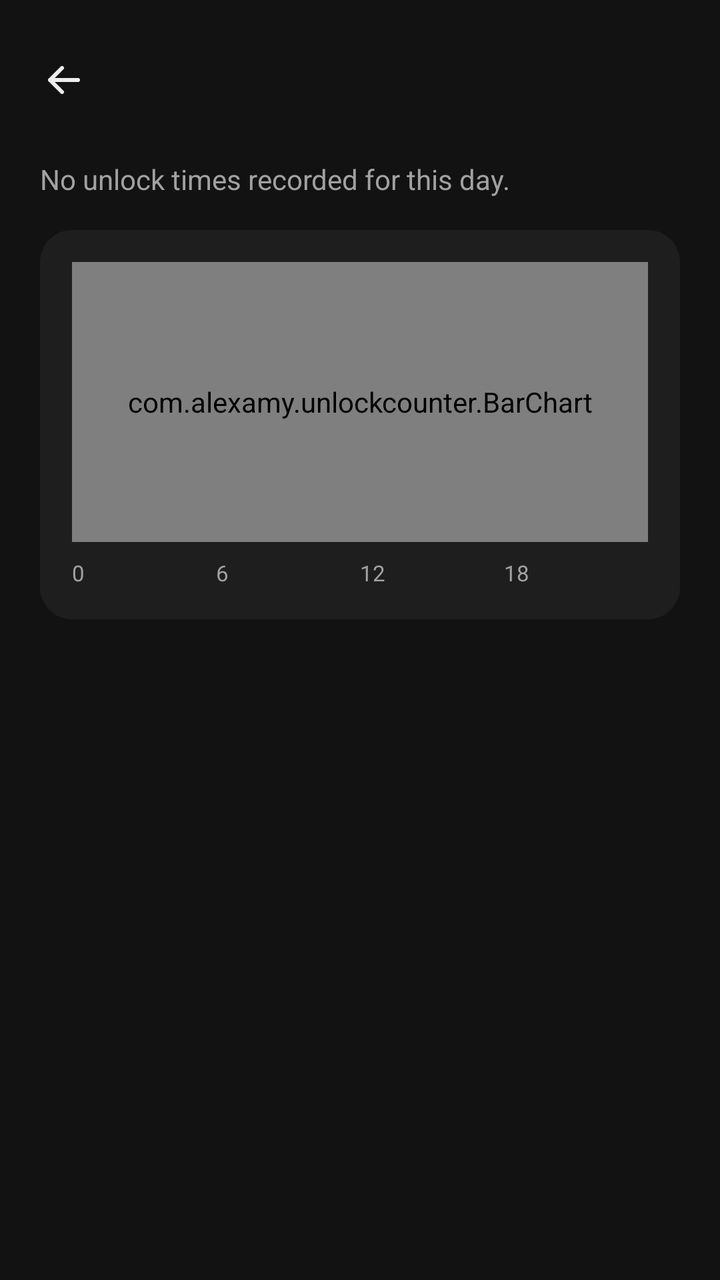
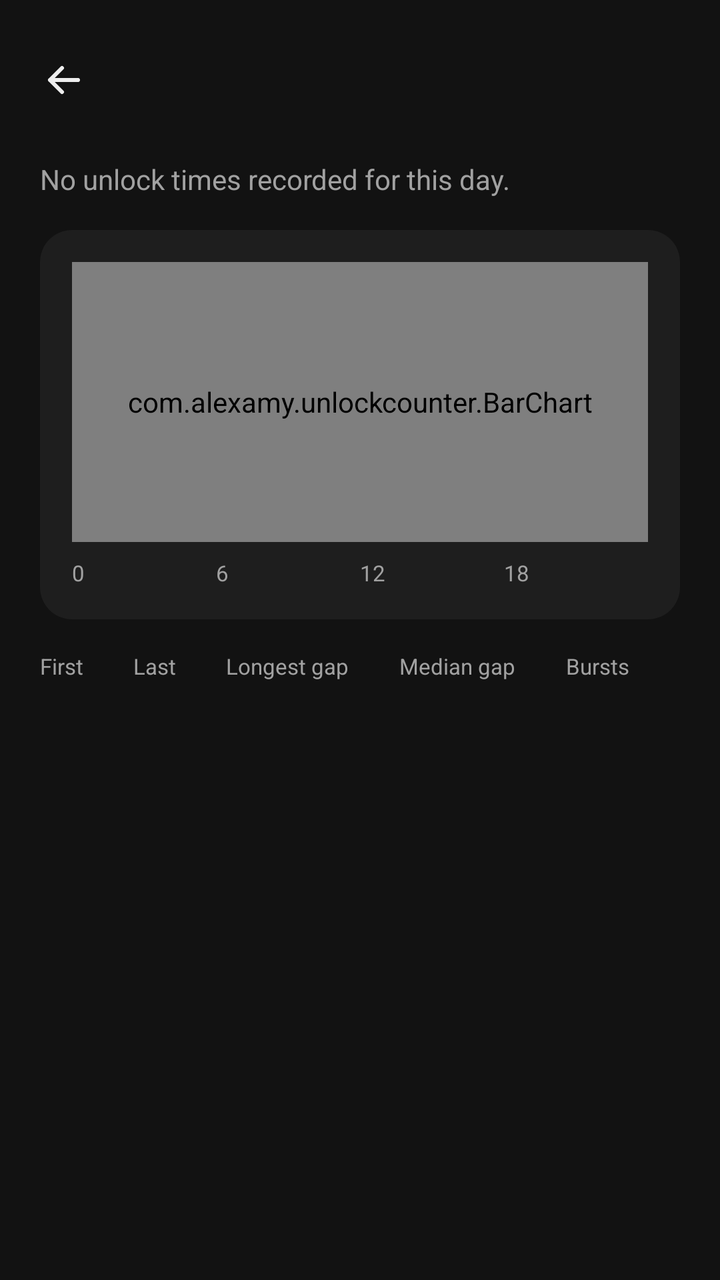

Compare the two renders of this Android layout. The source of the first and the diff that turns it into the second are given below.
<!-- AndroidManifest.xml: activity theme AppTheme -->
<!-- res/layout/activity_day.xml -->
<?xml version="1.0" encoding="utf-8"?>
<LinearLayout xmlns:android="http://schemas.android.com/apk/res/android"
    android:id="@+id/root"
    android:layout_width="match_parent"
    android:layout_height="match_parent"
    android:orientation="vertical">

    <LinearLayout
        android:layout_width="match_parent"
        android:layout_height="wrap_content"
        android:layout_marginTop="16dp"
        android:gravity="center_vertical"
        android:orientation="horizontal"
        android:paddingHorizontal="8dp">

        <ImageButton
            android:id="@+id/back"
            style="@style/Spot"
            android:layout_width="48dp"
            android:layout_height="48dp"
            android:background="?android:attr/selectableItemBackgroundBorderless"
            android:contentDescription="@string/back"
            android:src="@drawable/ic_back"
            android:tint="@color/text" />

        <TextView
            android:id="@+id/title"
            android:layout_width="0dp"
            android:layout_height="wrap_content"
            android:layout_marginStart="4dp"
            android:layout_weight="1"
            android:accessibilityHeading="true"
            android:textColor="@color/text"
            android:textSize="24sp"
            android:textStyle="bold" />
    </LinearLayout>

    <TextView
        android:id="@+id/day_empty"
        android:layout_width="match_parent"
        android:layout_height="wrap_content"
        android:paddingHorizontal="20dp"
        android:paddingTop="16dp"
        android:text="@string/day_no_times"
        android:textColor="@color/text_muted"
        android:textSize="14sp" />

    <LinearLayout
        android:id="@+id/day_content"
        android:layout_width="match_parent"
        android:layout_height="match_parent"
        android:orientation="vertical"
        android:paddingHorizontal="20dp">

        <LinearLayout
            android:layout_width="match_parent"
            android:layout_height="wrap_content"
            android:layout_marginVertical="16dp"
            android:background="@drawable/bg_card"
            android:orientation="vertical"
            android:padding="16dp">

            <com.alexamy.unlockcounter.BarChart
                android:id="@+id/hours"
                android:layout_width="match_parent"
                android:layout_height="140dp" />

            <LinearLayout
                android:layout_width="match_parent"
                android:layout_height="wrap_content"
                android:layout_marginTop="8dp"
                android:importantForAccessibility="noHideDescendants"
                android:orientation="horizontal">

                <TextView style="@style/HourLabel" android:text="0" />
                <TextView style="@style/HourLabel" android:text="6" />
                <TextView style="@style/HourLabel" android:text="12" />
                <TextView style="@style/HourLabel" android:text="18" />
            </LinearLayout>
        </LinearLayout>

        <TextView
            android:id="@+id/partial"
            android:layout_width="match_parent"
            android:layout_height="wrap_content"
            android:layout_marginBottom="8dp"
            android:textColor="@color/text_muted"
            android:textSize="13sp" />

        <ListView
            android:id="@+id/times"
            android:layout_width="match_parent"
            android:layout_height="0dp"
            android:layout_weight="1"
            android:divider="@color/surface_high"
            android:dividerHeight="1dp" />
    </LinearLayout>
</LinearLayout>
<!-- resources referenced by this layout -->
<resources>
  <color name="surface_high">#2A2A2A</color>
  <color name="text">#EDEDED</color>
  <color name="text_muted">#A1A1A1</color>
  <!-- drawable bg_card (drawable) -->
  <?xml version="1.0" encoding="utf-8"?>
  <shape xmlns:android="http://schemas.android.com/apk/res/android" android:shape="rectangle">
      <solid android:color="@color/surface" />
      <corners android:radius="16dp" />
  </shape>
  <!-- drawable ic_back (drawable) -->
  <?xml version="1.0" encoding="utf-8"?>
  <vector xmlns:android="http://schemas.android.com/apk/res/android"
      android:width="24dp"
      android:height="24dp"
      android:autoMirrored="true"
      android:viewportWidth="24"
      android:viewportHeight="24">
      <path
          android:pathData="M19,12H5M11,6l-6,6 6,6"
          android:strokeWidth="2"
          android:strokeColor="#FFFFFF"
          android:strokeLineCap="round"
          android:strokeLineJoin="round" />
  </vector>
  <string name="back">Back</string>
  <string name="day_no_times">No unlock times recorded for this day.</string>
  <style name="HourLabel">
          <item name="android:layout_width">0dp</item>
          <item name="android:layout_height">wrap_content</item>
          <item name="android:layout_weight">1</item>
          <item name="android:textColor">@color/text_muted</item>
          <item name="android:textSize">11sp</item>
      </style>
  <style name="Spot" parent="@android:style/Widget.DeviceDefault.Button.Borderless">
          <item name="android:minHeight">48dp</item>
          <item name="android:minWidth">48dp</item>
          <item name="android:background">@drawable/bg_spot</item>
          <item name="android:stateListAnimator">@null</item>
      </style>
  <style name="AppTheme" parent="@android:style/Theme.DeviceDefault.NoActionBar">
          <item name="android:windowBackground">@color/background</item>
          <item name="android:statusBarColor">@color/background</item>
          <item name="android:navigationBarColor">@color/background</item>
          <item name="android:colorAccent">@color/accent</item>
          <item name="android:textColorPrimary">@color/text</item>
          <item name="android:textColorSecondary">@color/text_muted</item>
      </style>
  <color name="surface">#1E1E1E</color>
  <color name="background">#121212</color>
  <color name="accent">#8AB4F8</color>
  <!-- unchanged entries left out for length: 1 -->
</resources>

<!-- the commit's change to res/layout/activity_day.xml (unified diff, before → after) -->
@@ -79,6 +79,38 @@
             </LinearLayout>
         </LinearLayout>
 
+        <LinearLayout
+            android:layout_width="match_parent"
+            android:layout_height="wrap_content"
+            android:layout_marginBottom="16dp"
+            android:orientation="horizontal">
+
+            <LinearLayout style="@style/StatCell">
+                <TextView style="@style/StatLabel" android:text="@string/stat_first" />
+                <TextView android:id="@+id/first" style="@style/StatValue" />
+            </LinearLayout>
+
+            <LinearLayout style="@style/StatCell">
+                <TextView style="@style/StatLabel" android:text="@string/stat_last" />
+                <TextView android:id="@+id/last" style="@style/StatValue" />
+            </LinearLayout>
+
+            <LinearLayout style="@style/StatCell">
+                <TextView style="@style/StatLabel" android:text="@string/stat_longest_gap" />
+                <TextView android:id="@+id/longest_gap" style="@style/StatValue" />
+            </LinearLayout>
+
+            <LinearLayout style="@style/StatCell">
+                <TextView style="@style/StatLabel" android:text="@string/stat_median_gap" />
+                <TextView android:id="@+id/median_gap" style="@style/StatValue" />
+            </LinearLayout>
+
+            <LinearLayout style="@style/StatCell">
+                <TextView style="@style/StatLabel" android:text="@string/stat_bursts" />
+                <TextView android:id="@+id/bursts" style="@style/StatValue" />
+            </LinearLayout>
+        </LinearLayout>
+
         <TextView
             android:id="@+id/partial"
             android:layout_width="match_parent"
<!-- resource entries referenced after the edit -->
@@ -26,6 +26,11 @@
   </vector>
   <string name="back">Back</string>
   <string name="day_no_times">No unlock times recorded for this day.</string>
+  <string name="stat_bursts">Bursts</string>
+  <string name="stat_first">First</string>
+  <string name="stat_last">Last</string>
+  <string name="stat_longest_gap">Longest gap</string>
+  <string name="stat_median_gap">Median gap</string>
   <style name="HourLabel">
           <item name="android:layout_width">0dp</item>
           <item name="android:layout_height">wrap_content</item>
@@ -38,6 +43,29 @@
           <item name="android:minWidth">48dp</item>
           <item name="android:background">@drawable/bg_spot</item>
           <item name="android:stateListAnimator">@null</item>
+      </style>
+  <style name="StatCell">
+          <item name="android:layout_width">wrap_content</item>
+          <item name="android:layout_marginEnd">8dp</item>
+          <item name="android:layout_height">wrap_content</item>
+          <item name="android:layout_weight">1</item>
+          <item name="android:orientation">vertical</item>
+          <item name="android:focusable">true</item>
+      </style>
+  <style name="StatLabel">
+          <item name="android:layout_width">wrap_content</item>
+          <item name="android:layout_height">wrap_content</item>
+          <item name="android:textColor">@color/text_muted</item>
+          <item name="android:textSize">11sp</item>
+      </style>
+  <style name="StatValue">
+          <item name="android:layout_width">wrap_content</item>
+          <item name="android:layout_height">wrap_content</item>
+          <item name="android:layout_marginTop">2dp</item>
+          <item name="android:fontFeatureSettings">tnum</item>
+          <item name="android:textColor">@color/text</item>
+          <item name="android:textSize">15sp</item>
+          <item name="android:textStyle">bold</item>
       </style>
   <style name="AppTheme" parent="@android:style/Theme.DeviceDefault.NoActionBar">
           <item name="android:windowBackground">@color/background</item>
